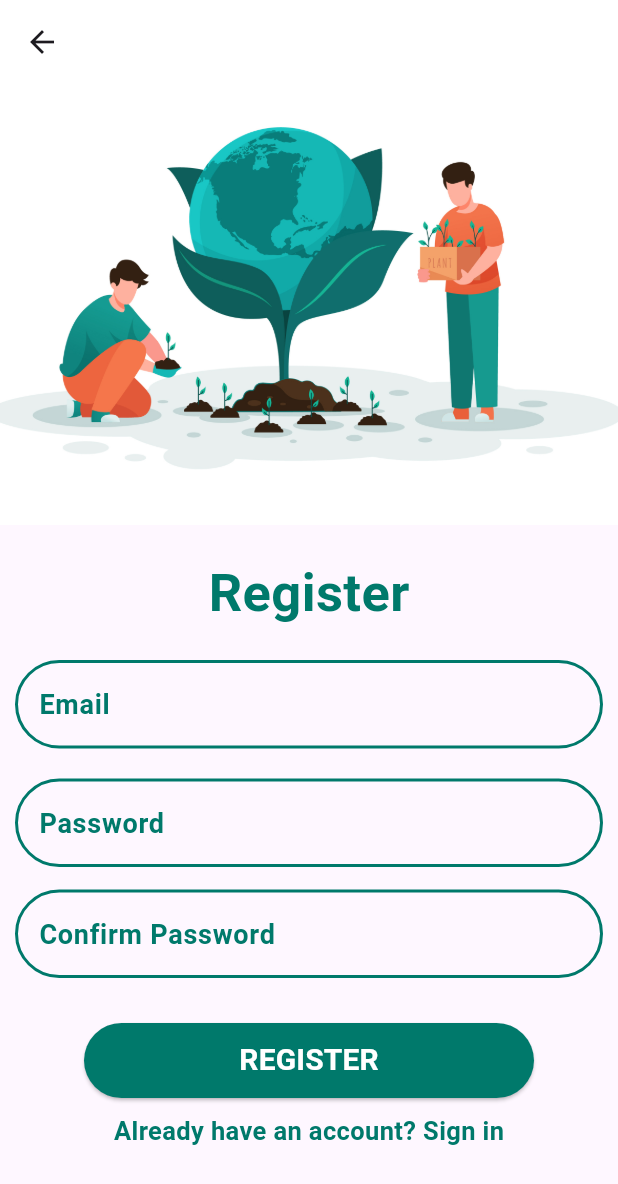
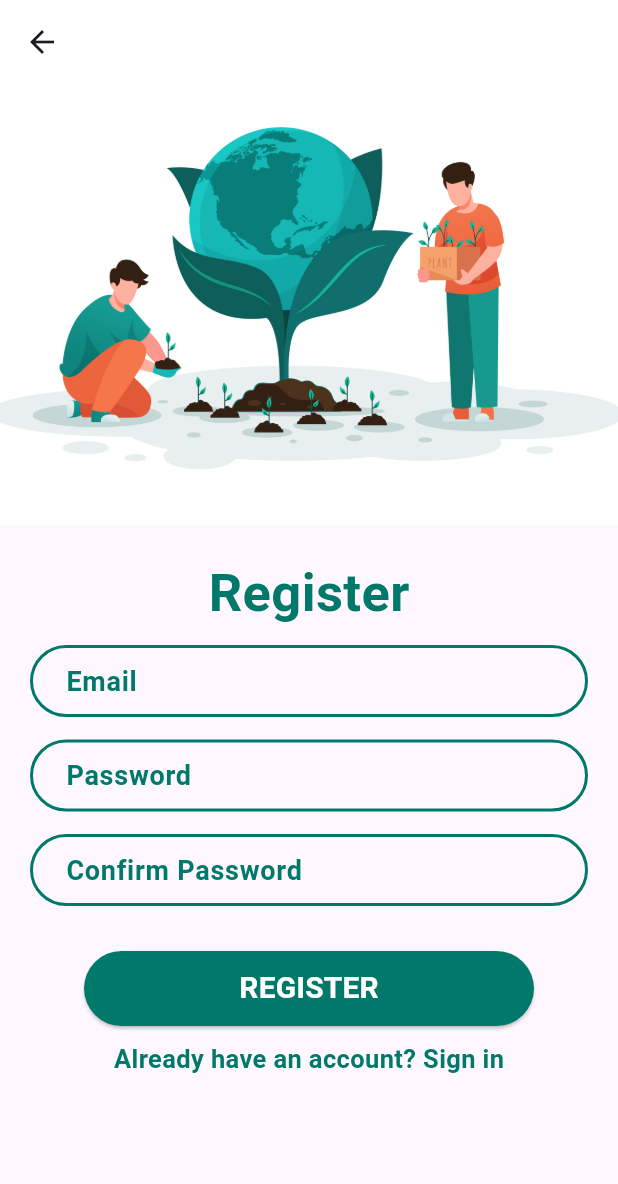
Before and after one commit to Huulinh25/Flutter_UI, a Flutter app: the RegisterPage screen opened directly, on a phone screen of 412 x 824 dp. Shown: the top 1184 px of the screen. Run offline on Flutter 3.47's test engine with Material 3 defaults, Android fonts, the light colour scheme and no system bars.

Commit message:
update size for input

```diff
--- a/lib/pages/register_page.dart
+++ b/lib/pages/register_page.dart
@@ -22,9 +22,10 @@ class RegisterPage extends StatelessWidget {
 
             // Email input
             Padding(
-              padding: const EdgeInsets.fromLTRB(10, 20, 10, 15),
+              padding: const EdgeInsets.fromLTRB(20, 10, 20, 10),
               child: TextField(
                 decoration: InputDecoration(
+                  contentPadding: const EdgeInsets.symmetric(vertical: 10, horizontal: 20),
                   hintText: 'Email',
                   hintStyle: TextStyle(
                     color: Colors.teal[700],
@@ -47,9 +48,10 @@ class RegisterPage extends StatelessWidget {
 
             // Password input
             Padding(
-              padding: const EdgeInsets.fromLTRB(10, 5, 10, 10),
+              padding: const EdgeInsets.fromLTRB(20, 5, 20, 10),
               child: TextField(
                 decoration: InputDecoration(
+                  contentPadding: const EdgeInsets.symmetric(vertical: 10, horizontal: 20),
                   hintText: 'Password',
                   hintStyle: TextStyle(
                     color: Colors.teal[700],
@@ -76,9 +78,10 @@ class RegisterPage extends StatelessWidget {
 
             // Confirm password input
             Padding(
-              padding: const EdgeInsets.fromLTRB(10, 5, 10, 10),
+              padding: const EdgeInsets.fromLTRB(20, 5, 20, 10),
               child: TextField(
                 decoration: InputDecoration(
+                  contentPadding: const EdgeInsets.symmetric(vertical: 10, horizontal: 20),
                   hintText: 'Confirm Password',
                   hintStyle: TextStyle(
                     color: Colors.teal[700],
```
Also changed, not shown: lib/pages/login_page.dart (+5 -3 lines).
